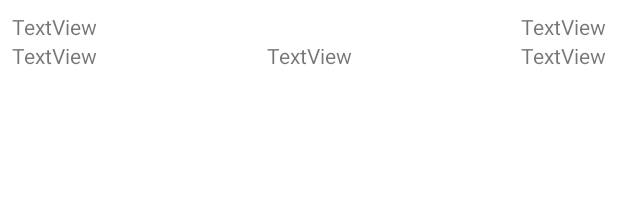
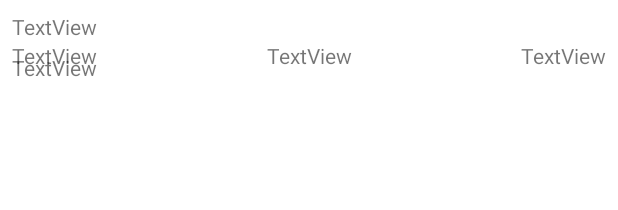
Before and after one commit to idomori/error404, an Android app: the layout listitem_chatt.xml on its own in the app's theme, with its tools: preview values and no code run, on a phone screen of 412 x 824 dp. Shown: the top 210 px of the screen. Run offline under Robolectric (Android 15) with nearby library versions, the phone set to English and light mode, and no system bars; network calls fail.

Commit message:
Fixed layout for song description

```diff
--- a/kotlinRecommender/app/src/main/res/layout/listitem_chatt.xml
+++ b/kotlinRecommender/app/src/main/res/layout/listitem_chatt.xml
@@ -24,8 +24,8 @@
         android:layout_marginTop="8dp"
         android:layout_marginEnd="8dp"
         android:text="TextView"
-        app:layout_constraintEnd_toEndOf="parent"
-        app:layout_constraintTop_toTopOf="parent" />
+        app:layout_constraintStart_toStartOf="parent"
+        app:layout_constraintTop_toBottomOf="@+id/songTextView" />
 
     <TextView
         android:id="@+id/keyTextView"
```
